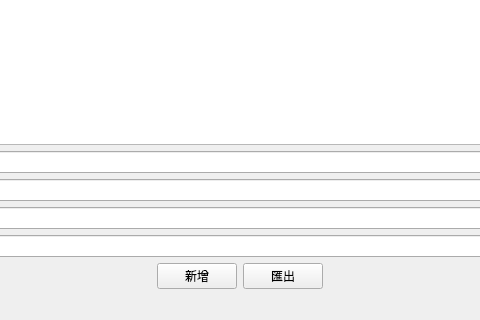
Qt form mywidget.ui (miaom0111/ContackBook) before a commit; both pictures show x 106 to 586 and y 247 to 567 of the 691 by 567 pixel window.
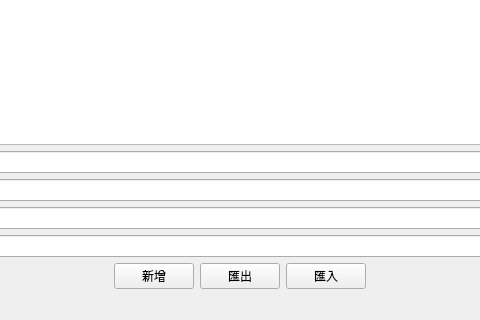
The same form after that commit.

What changed in the file:
```diff
--- a/mywidget.ui
+++ b/mywidget.ui
@@ -93,6 +93,13 @@
           </property>
          </widget>
         </item>
+        <item>
+         <widget class="QPushButton" name="importButton">
+          <property name="text">
+           <string>匯入</string>
+          </property>
+         </widget>
+        </item>
         <item>
          <spacer name="horizontalSpacer_2">
           <property name="orientation">
```
